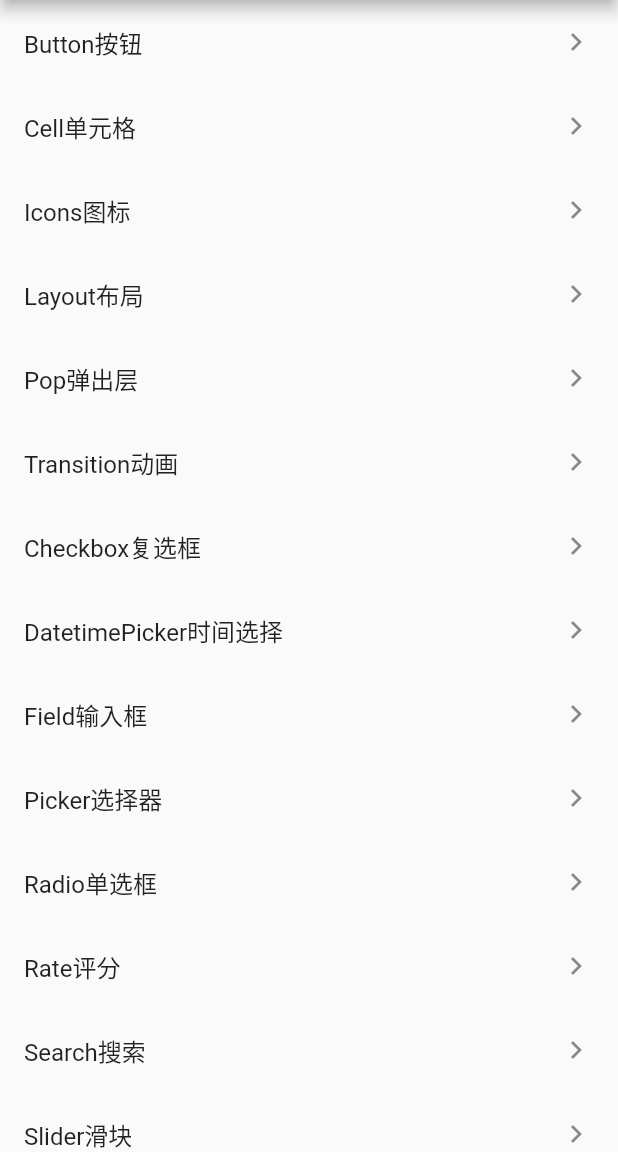
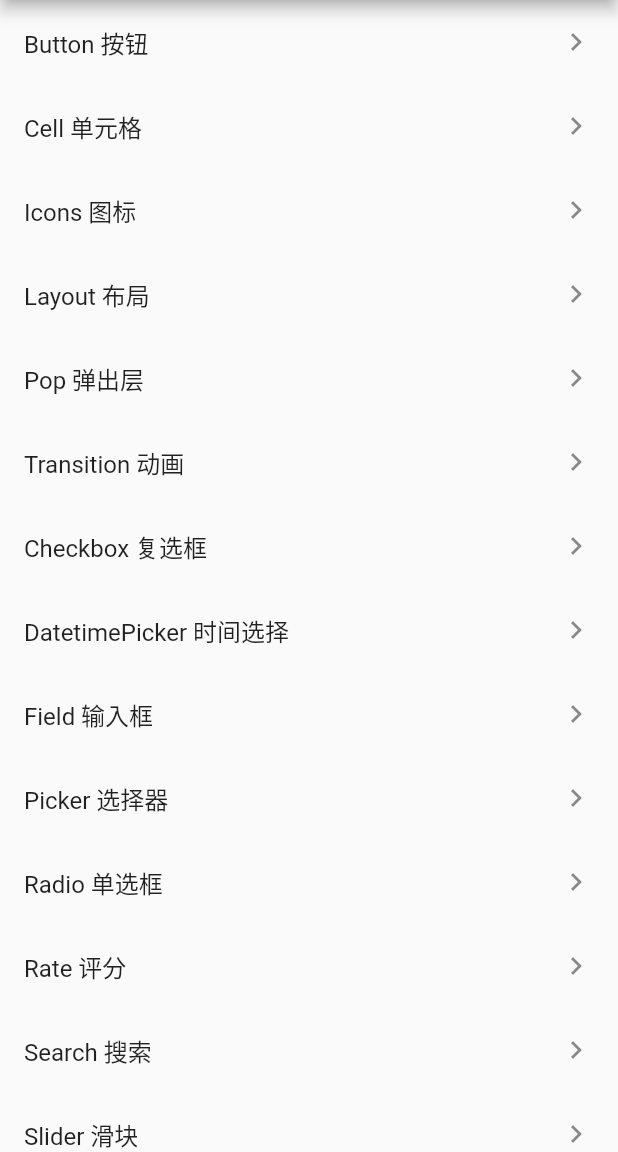
Before and after one commit to ViktorWong/Future, a Flutter app: the screen it shows after launch, on a phone screen of 412 x 824 dp, the part 84-1236 px from its top. Run offline on Flutter 3.47's test engine with Material 2 defaults, Android fonts, the phone set to English and light mode, and no system bars.

Commit message:
文字间隔

```diff
--- a/lib/main.dart
+++ b/lib/main.dart
@@ -31,43 +31,43 @@ class _MyHomePageState extends State<MyHomePage> {
     return Scaffold(
         appBar: AppBar(title: Text(widget.title)),
         body: ListPage([
-          PageInfo("Button按钮", (ctx) => TestRoute()),
-          PageInfo("Cell单元格", (ctx) => TestRoute()),
-          PageInfo("Icons图标", (ctx) => TestRoute()),
-          PageInfo("Layout布局", (ctx) => TestRoute()),
-          PageInfo("Pop弹出层", (ctx) => TestRoute()),
-          PageInfo("Transition动画", (ctx) => TestRoute()),
-          PageInfo("Checkbox复选框", (ctx) => TestRoute()),
-          PageInfo("DatetimePicker时间选择", (ctx) => TestRoute()),
-          PageInfo("Field输入框", (ctx) => TestRoute()),
-          PageInfo("Picker选择器", (ctx) => TestRoute()),
-          PageInfo("Radio单选框", (ctx) => TestRoute()),
-          PageInfo("Rate评分", (ctx) => TestRoute()),
-          PageInfo("Search搜索", (ctx) => TestRoute()),
-          PageInfo("Slider滑块", (ctx) => TestRoute()),
-          PageInfo("Stepper布进器", (ctx) => TestRoute()),
-          PageInfo("Switch开关", (ctx) => TestRoute()),
-          PageInfo("SwitchCell开关单元格", (ctx) => TestRoute()),
-          PageInfo("ActionSheet上拉菜单", (ctx) => TestRoute()),
-          PageInfo("Dialog弹出框", (ctx) => TestRoute()),
-          PageInfo("Loading加载", (ctx) => TestRoute()),
-          PageInfo("Notify消息通知", (ctx) => TestRoute()),
-          PageInfo("SwipeCell滑动单元格", (ctx) => TestRoute()),
-          PageInfo("Toast轻提示", (ctx) => TestRoute()),
-          PageInfo("Collapse折叠面板", (ctx) => TestRoute()),
-          PageInfo("NoticeBar通告栏", (ctx) => TestRoute()),
-          PageInfo("Panel面板", (ctx) => TestRoute()),
-          PageInfo("Progress进度条", (ctx) => TestRoute()),
-          PageInfo("Tag标记", (ctx) => TestRoute()),
-          PageInfo("TreeSelect分类选择", (ctx) => TestRoute()),
-          PageInfo("Badge徽章", (ctx) => TestRoute()),
-          PageInfo("NavBar导航栏", (ctx) => TestRoute()),
-          PageInfo("Tab标签页", (ctx) => TestRoute()),
-          PageInfo("Tabbar标签栏", (ctx) => TestRoute()),
-          PageInfo("Area省市区选择", (ctx) => TestRoute()),
-          PageInfo("Card商品卡片", (ctx) => TestRoute()),
-          PageInfo("SubmitBar提交订单栏", (ctx) => TestRoute()),
-          PageInfo("GoodsAction商品导航", (ctx) => TestRoute()),
+          PageInfo("Button 按钮", (ctx) => TestRoute()),
+          PageInfo("Cell 单元格", (ctx) => TestRoute()),
+          PageInfo("Icons 图标", (ctx) => TestRoute()),
+          PageInfo("Layout 布局", (ctx) => TestRoute()),
+          PageInfo("Pop 弹出层", (ctx) => TestRoute()),
+          PageInfo("Transition 动画", (ctx) => TestRoute()),
+          PageInfo("Checkbox 复选框", (ctx) => TestRoute()),
+          PageInfo("DatetimePicker 时间选择", (ctx) => TestRoute()),
+          PageInfo("Field 输入框", (ctx) => TestRoute()),
+          PageInfo("Picker 选择器", (ctx) => TestRoute()),
+          PageInfo("Radio 单选框", (ctx) => TestRoute()),
+          PageInfo("Rate 评分", (ctx) => TestRoute()),
+          PageInfo("Search 搜索", (ctx) => TestRoute()),
+          PageInfo("Slider 滑块", (ctx) => TestRoute()),
+          PageInfo("Stepper 布进器", (ctx) => TestRoute()),
+          PageInfo("Switch 开关", (ctx) => TestRoute()),
+          PageInfo("SwitchCell 开关单元格", (ctx) => TestRoute()),
+          PageInfo("ActionSheet 上拉菜单", (ctx) => TestRoute()),
+          PageInfo("Dialog 弹出框", (ctx) => TestRoute()),
+          PageInfo("Loading 加载", (ctx) => TestRoute()),
+          PageInfo("Notify 消息通知", (ctx) => TestRoute()),
+          PageInfo("SwipeCell 滑动单元格", (ctx) => TestRoute()),
+          PageInfo("Toast 轻提示", (ctx) => TestRoute()),
+          PageInfo("Collapse 折叠面板", (ctx) => TestRoute()),
+          PageInfo("NoticeBar 通告栏", (ctx) => TestRoute()),
+          PageInfo("Panel 面板", (ctx) => TestRoute()),
+          PageInfo("Progress 进度条", (ctx) => TestRoute()),
+          PageInfo("Tag 标记", (ctx) => TestRoute()),
+          PageInfo("TreeSelect 分类选择", (ctx) => TestRoute()),
+          PageInfo("Badge 徽章", (ctx) => TestRoute()),
+          PageInfo("NavBar 导航栏", (ctx) => TestRoute()),
+          PageInfo("Tab 标签页", (ctx) => TestRoute()),
+          PageInfo("Tabbar 标签栏", (ctx) => TestRoute()),
+          PageInfo("Area 省市区选择", (ctx) => TestRoute()),
+          PageInfo("Card 商品卡片", (ctx) => TestRoute()),
+          PageInfo("SubmitBar 提交订单栏", (ctx) => TestRoute()),
+          PageInfo("GoodsAction 商品导航", (ctx) => TestRoute()),
         ]));
   }
 }
```
